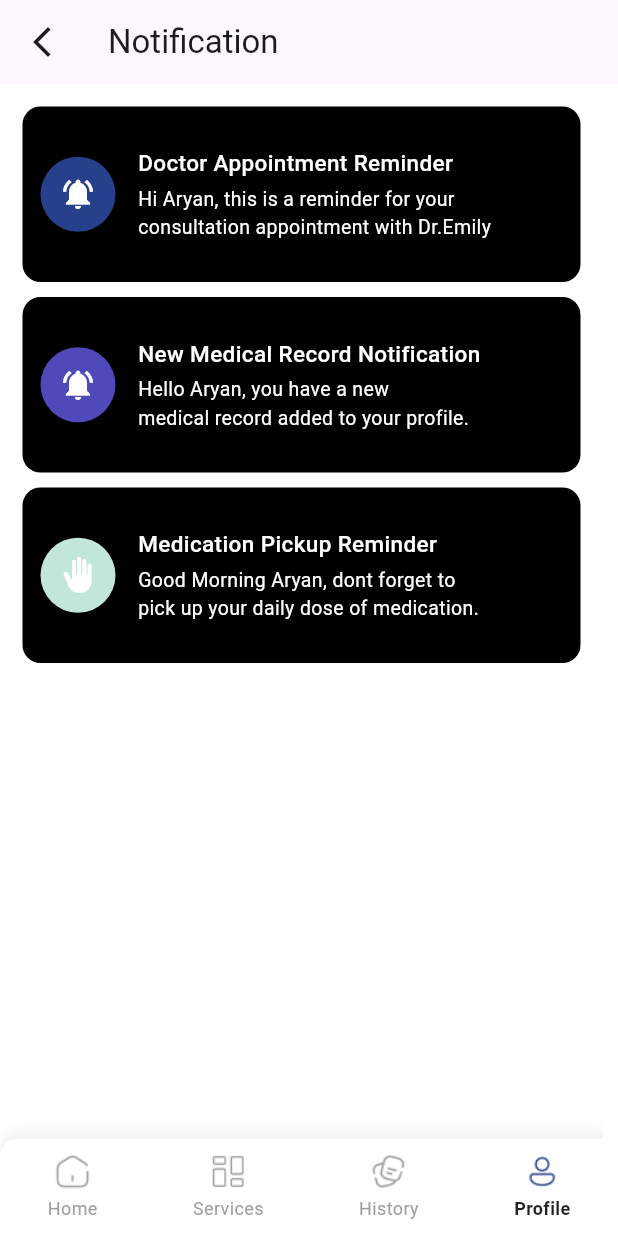
After one commit to Aryan-090/medcare, a Flutter app: the NotificationScreen screen opened directly, on a phone screen of 412 x 824 dp. The commit adds this screen. Run offline on Flutter 3.47's test engine with Material 3 defaults, Android fonts, the phone set to English and light mode, and no system bars; our stand-ins replace intl_phone_field.

Commit message:
new Screens Added

```diff
--- /dev/null
+++ b/lib/src/profile/notification_screen.dart
@@ -0,0 +1,73 @@
+import 'package:flutter/material.dart';
+import 'package:medcare/src/profile/widgets/notification_card.dart';
+import 'package:medcare/widgets/bottomNavigationBar/custom_bottom_nav.dart';
+
+import '../../utils/app_colors.dart';
+
+class NotificationScreen extends StatelessWidget {
+  const NotificationScreen({super.key});
+
+  @override
+  Widget build(BuildContext context) {
+    return Scaffold(
+      backgroundColor: AppColors.background,
+      appBar: AppBar(
+        title: const Text("Notification"),
+        leading: IconButton(
+          onPressed: () {
+            Navigator.pop(context);
+          },
+          icon: const Icon(Icons.arrow_back_ios_new_outlined),
+        ),
+      ),
+      body: Stack(
+        children: [
+          const Padding(
+            padding: EdgeInsets.all(15),
+            child: Column(
+              children: [
+                NotificationCard(
+                  icon: Icons.notifications_active,
+                  title: 'Doctor Appointment Reminder',
+                  description:
+                      'Hi Aryan, this is a reminder for your \nconsultation appointment with Dr.Emily',
+                  color: AppColors.primary,
+                ),
+                SizedBox(height: 10),
+                NotificationCard(
+                  icon: Icons.notifications_active,
+                  title: 'New Medical Record Notification',
+                  description:
+                      'Hello Aryan, you have a new \nmedical record added to your profile.',
+                  color: AppColors.purple,
+                ),
+                SizedBox(height: 10),
+                NotificationCard(
+                  icon: Icons.back_hand_rounded,
+                  title: 'Medication Pickup Reminder',
+                  description:
+                      'Good Morning Aryan, dont forget to \npick up your daily dose of medication.',
+                  color: AppColors.circleBackground,
+                ),
+              ],
+            ),
+          ),
+          Positioned(
+            bottom: 0,
+            width: MediaQuery.of(context).size.width,
+            child: CustomBottomNav(
+              currentIndex: 3,
+              onTap: (index) {
+                if (index == 0) {
+                  Navigator.pushNamed(context, '/home');
+                } else if (index == 1) {
+                  Navigator.pushNamed(context, '/profile');
+                }
+              },
+            ),
+          ),
+        ],
+      ),
+    );
+  }
+}
--- /dev/null
+++ b/lib/src/profile/widgets/notification_card.dart
@@ -0,0 +1,62 @@
+import 'package:flutter/material.dart';
+
+import '../../../utils/app_colors.dart';
+
+class NotificationCard extends StatelessWidget {
+  final IconData icon;
+  final String title;
+  final String description;
+  final Color color;
+
+
+  const NotificationCard({super.key,required this.icon, required this.title, required this.description,required this.color});
+
+  @override
+  Widget build(BuildContext context) {
+    return Container(
+      padding: const EdgeInsets.all(12),
+      height: 117,
+      width: 372,
+      decoration: BoxDecoration(
+        color: AppColors.black,
+        borderRadius: BorderRadius.circular(12),
+      ),
+      child: Row(
+        children: [
+          Container(
+              height: 50,
+              width: 50,
+              decoration: BoxDecoration(
+                color: color,
+                borderRadius: BorderRadius.circular(30),
+              ),
+              child: Icon(icon, size: 24, color: AppColors.white)),
+          const SizedBox(width: 15),
+        Column(
+            crossAxisAlignment: CrossAxisAlignment.start,
+            mainAxisAlignment: MainAxisAlignment.center,
+            children: [
+              Text(
+                title,
+                style: const TextStyle(
+                  fontSize: 15,
+                  fontWeight: FontWeight.w500,
+                  color: AppColors.white,
+                ),
+              ),
+              const SizedBox(height: 4),
+              Text(
+                description,
+                style: const TextStyle(
+                  fontSize: 13,
+                  fontWeight: FontWeight.w400,
+                  color: AppColors.white,
+                ),
+              ),
+            ],
+          )
+        ],
+      )
+    );
+  }
+}
```
Also changed, not shown: lib/src/profile/notification_empty.dart (added, +62 -0 lines), lib/src/profile/widgets/profile_menu_section.dart (+15 -3 lines), assets/img/empty_notification.png (added).
